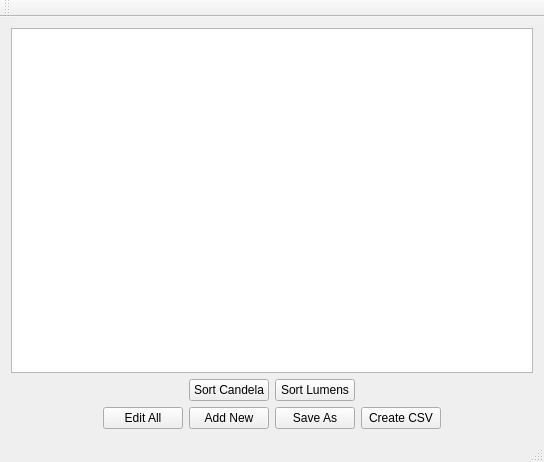
Above: mainwindow.ui from themattkerr/FixtureCompare before the change. Below: the same form after it.
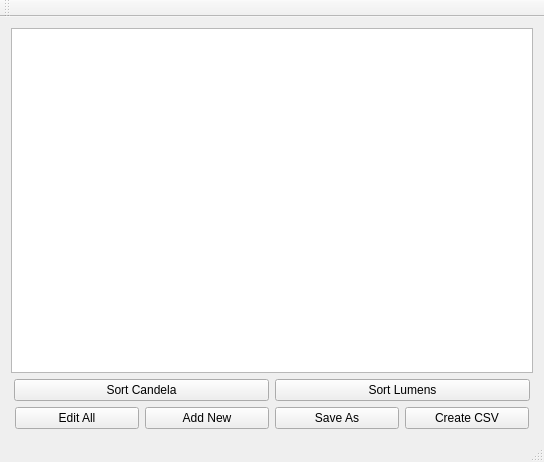
That is the form after the change. Icons and pictures are not drawn.

What changed in the file:
```diff
--- a/mainwindow.ui
+++ b/mainwindow.ui
@@ -91,6 +91,18 @@
       </item>
       <item>
        <widget class="QPushButton" name="SortCandela">
+        <property name="sizePolicy">
+         <sizepolicy hsizetype="Fixed" vsizetype="Fixed">
+          <horstretch>200</horstretch>
+          <verstretch>0</verstretch>
+         </sizepolicy>
+        </property>
+        <property name="minimumSize">
+         <size>
+          <width>255</width>
+          <height>0</height>
+         </size>
+        </property>
         <property name="text">
          <string>Sort Candela</string>
         </property>
@@ -98,6 +110,18 @@
       </item>
       <item>
        <widget class="QPushButton" name="SortLumens">
+        <property name="sizePolicy">
+         <sizepolicy hsizetype="Fixed" vsizetype="Fixed">
+          <horstretch>50</horstretch>
+          <verstretch>0</verstretch>
+         </sizepolicy>
+        </property>
+        <property name="minimumSize">
+         <size>
+          <width>255</width>
+          <height>0</height>
+         </size>
+        </property>
         <property name="text">
          <string>Sort Lumens</string>
         </property>
@@ -120,6 +144,9 @@
     </item>
     <item>
      <layout class="QHBoxLayout" name="horizontalLayout_2">
+      <property name="sizeConstraint">
+       <enum>QLayout::SetDefaultConstraint</enum>
+      </property>
       <item>
        <spacer name="horizontalSpacer_3">
         <property name="orientation">
@@ -135,6 +162,18 @@
       </item>
       <item>
        <widget class="QPushButton" name="editAllButton">
+        <property name="sizePolicy">
+         <sizepolicy hsizetype="Fixed" vsizetype="Fixed">
+          <horstretch>0</horstretch>
+          <verstretch>0</verstretch>
+         </sizepolicy>
+        </property>
+        <property name="minimumSize">
+         <size>
+          <width>124</width>
+          <height>0</height>
+         </size>
+        </property>
         <property name="text">
          <string>Edit All</string>
         </property>
@@ -142,6 +181,12 @@
       </item>
       <item>
        <widget class="QPushButton" name="addNewFixtureButton">
+        <property name="minimumSize">
+         <size>
+          <width>124</width>
+          <height>0</height>
+         </size>
+        </property>
         <property name="text">
          <string>Add New</string>
         </property>
@@ -149,6 +194,12 @@
       </item>
       <item>
        <widget class="QPushButton" name="saveFileButton">
+        <property name="minimumSize">
+         <size>
+          <width>124</width>
+          <height>0</height>
+         </size>
+        </property>
         <property name="text">
          <string>Save As</string>
         </property>
@@ -156,6 +207,12 @@
       </item>
       <item>
        <widget class="QPushButton" name="createCSVButton">
+        <property name="minimumSize">
+         <size>
+          <width>124</width>
+          <height>0</height>
+         </size>
+        </property>
         <property name="text">
          <string>Create CSV</string>
         </property>
```
Left out of the diff: 6 changed lines with no effect on the pictures.
